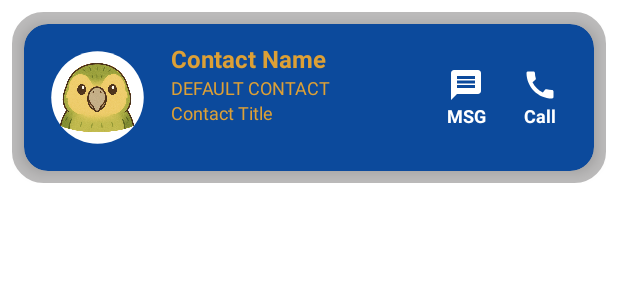
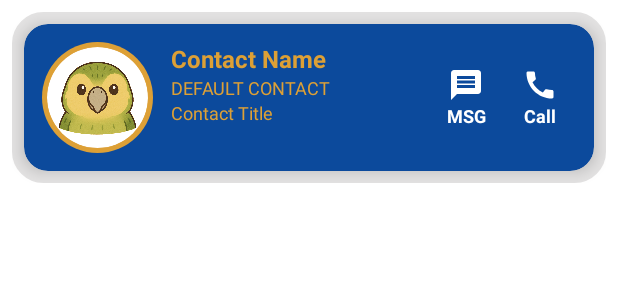
Before and after one commit to prabhdeep101/QuickResponseApp, an Android app: the layout item_contact.xml on its own in the app's theme, with its tools: preview values and no code run, on a phone screen of 412 x 824 dp. Shown: the top 300 px of the screen. Run offline under Robolectric (Android 15) with nearby library versions, the phone set to English and light mode, and no system bars.

Commit message:
Contacts

```diff
--- /dev/null
+++ b/app/src/main/java/com/example/quickresponseapp/contacts/ContactsAdapter.kt
@@ -0,0 +1,4 @@
+package com.example.quickresponseapp.contacts
+
+class ContactsAdapter {
+}
--- /dev/null
+++ b/app/src/main/res/drawable/bg_profile_border.xml
@@ -0,0 +1,7 @@
+<?xml version="1.0" encoding="utf-8"?>
+<shape xmlns:android="http://schemas.android.com/apk/res/android"
+    android:shape="oval">
+
+    <solid android:color="@color/mustard"/>
+
+</shape>
--- a/app/src/main/res/drawable/card_border.xml
+++ b/app/src/main/res/drawable/card_border.xml
@@ -3,7 +3,7 @@
     android:shape="rectangle">
 
     <solid android:color="@android:color/transparent"/>
-    <stroke android:color="#BCBBBB" android:width="10dp"/>
+    <stroke android:color="@color/LightGrey" android:width="10dp"/>
     <corners android:radius="16dp"/>
 
 </shape>
--- a/app/src/main/res/drawable/ic_round_bg.xml
+++ /dev/null
@@ -1,5 +0,0 @@
-<vector android:height="65dp" android:tint="#FFFFFF"
-    android:viewportHeight="24" android:viewportWidth="24"
-    android:width="65dp" xmlns:android="http://schemas.android.com/apk/res/android">
-    <path android:fillColor="@android:color/white" android:pathData="M12,2C6.47,2 2,6.47 2,12s4.47,10 10,10 10,-4.47 10,-10S17.53,2 12,2z"/>
-</vector>
--- /dev/null
+++ b/app/src/main/res/drawable/profile_white_bg.xml
@@ -0,0 +1,7 @@
+<?xml version="1.0" encoding="utf-8"?>
+<shape xmlns:android="http://schemas.android.com/apk/res/android"
+    android:shape="oval">
+
+    <solid android:color="@color/white" />
+
+</shape>
--- a/app/src/main/res/layout/item_contact.xml
+++ b/app/src/main/res/layout/item_contact.xml
@@ -27,17 +27,19 @@
                 android:layout_height="74dp"
                 android:layout_alignParentStart="true"
                 android:layout_centerVertical="true"
-                android:background="@drawable/ic_round_bg">
+                android:background="@drawable/bg_profile_border"
+                android:padding="3dp">
 
                 <!-- Placeholder for profile picture -->
                 <ImageView
                     android:id="@+id/image_profile"
-                    android:layout_width="64dp"
-                    android:layout_height="64dp"
-                    android:layout_gravity="center"
+                    android:layout_width="match_parent"
+                    android:layout_height="match_parent"
                     android:scaleType="centerCrop"
+                    android:clipToOutline="true"
+                    android:outlineProvider="background"
+                    android:background="@drawable/profile_white_bg"
                     android:src="@drawable/kaurihead" />
-
             </FrameLayout>
 
 
--- a/app/src/main/res/values/colors.xml
+++ b/app/src/main/res/values/colors.xml
@@ -9,5 +9,5 @@
     <color name="white">#FFFFFFFF</color>
     <color name="mustard">#DDA036</color>
     <color name="DarkBlue">#0C4A9C</color>
-    <color name="LightGrey">#BCBBBB</color>
+    <color name="LightGrey">#E3E2E2</color>
 </resources>
```
Also changed, not shown: app/src/main/java/com/example/quickresponseapp/contacts/ContactsFragment.kt (added, +7 -0 lines), app/src/main/res/drawable/contact_card_bg.xml (added, +19 -0 lines).
